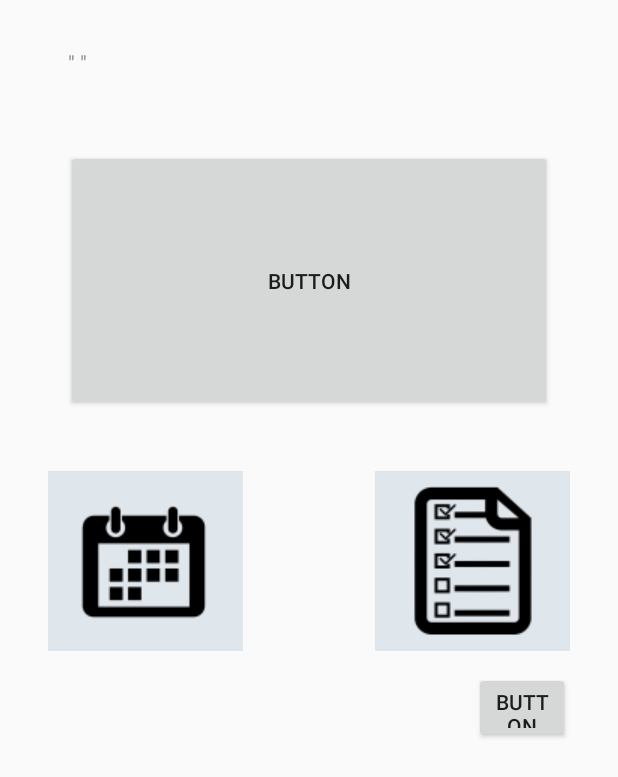
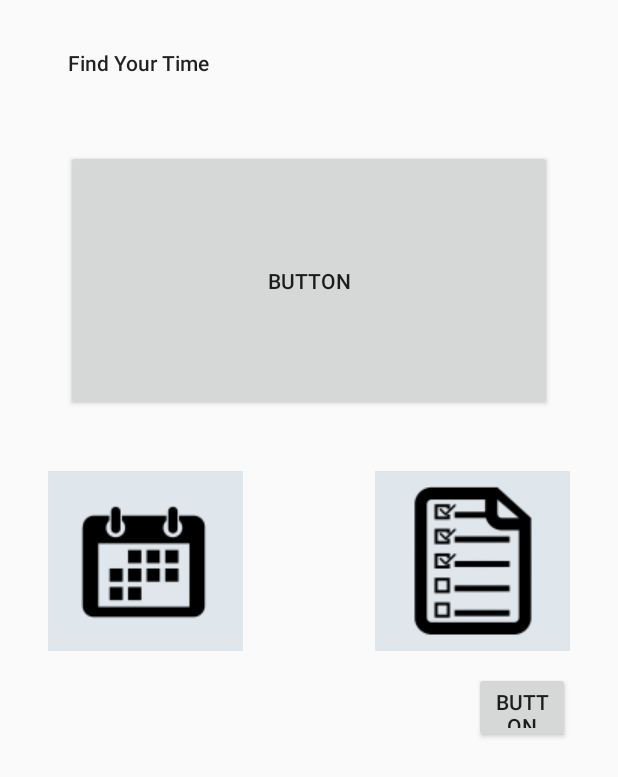
Before and after one commit to mzboito/FindYourTime, an Android app: the layout activity_main.xml on its own in the app's theme, with its tools: preview values and no code run, on a phone screen of 412 x 824 dp. Shown: the top 777 px of the screen. Run offline under Robolectric (Android 15) with nearby library versions, the phone set to English and light mode, and no system bars; network calls fail.

Commit message:
good morning to you too

```diff
--- a/FindYourTime/app/src/main/java/com/example/fyt/findyourtime/Info.java
+++ b/FindYourTime/app/src/main/java/com/example/fyt/findyourtime/Info.java
@@ -312,7 +312,7 @@ public class Info implements Serializable {
     }
 
     public String getDate(){
-        DateFormat df = new SimpleDateFormat("EEE#dd,MMM,yyyy#HH:mm");
+        DateFormat df = new SimpleDateFormat("EE, dd, MMM, yyyy, HH:mm");
         return df.format(Calendar.getInstance().getTime());
     }
 }
--- a/FindYourTime/app/src/main/res/layout/activity_main.xml
+++ b/FindYourTime/app/src/main/res/layout/activity_main.xml
@@ -71,7 +71,8 @@
         android:layout_marginEnd="32dp"
         android:layout_marginStart="32dp"
         android:layout_marginTop="32dp"
-        android:text='" "'
+        android:text="Find Your Time"
+        android:textAppearance="@style/TextAppearance.AppCompat.Body2"
         app:layout_constraintEnd_toEndOf="parent"
         app:layout_constraintStart_toStartOf="parent"
         app:layout_constraintTop_toTopOf="parent" />
```
Also changed, not shown: FindYourTime/app/src/main/java/com/example/fyt/findyourtime/MainActivity.java (+7 -4 lines).
